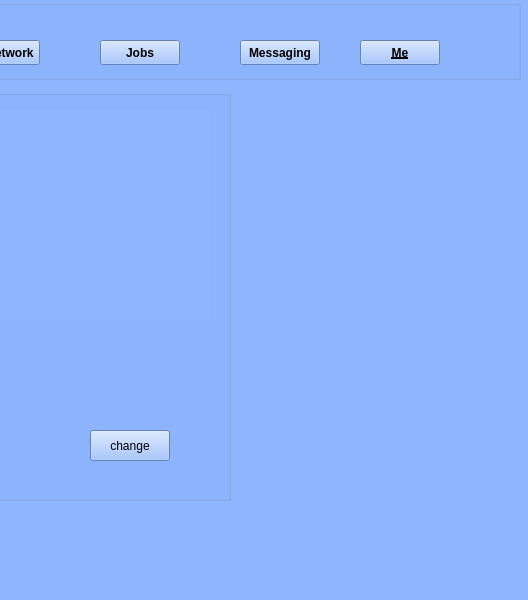
First picture: the form in mecompany.ui, repository white-vessel/eyd-project, before the edit; both pictures show x 440 to 968 and y 0 to 600 of the 968 by 600 pixel window.
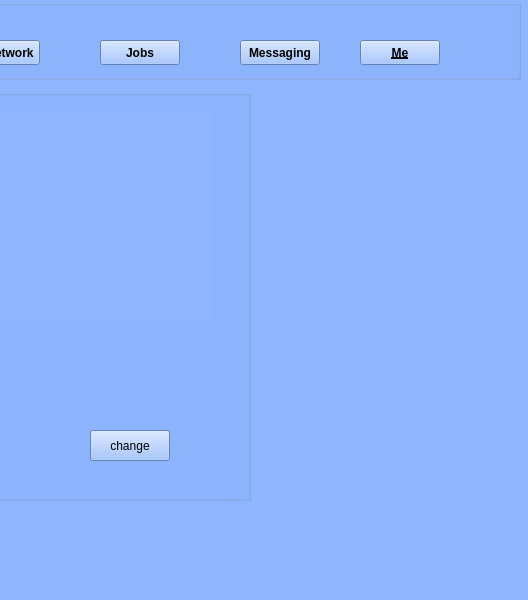
Second picture: the form after the edit. Icons and pictures are not drawn.

Diff of the .ui file:
```diff
--- a/mecompany.ui
+++ b/mecompany.ui
@@ -23,7 +23,7 @@
      <rect>
       <x>20</x>
       <y>90</y>
-      <width>651</width>
+      <width>671</width>
       <height>411</height>
      </rect>
     </property>
```
Left out of the diff: 1 changed line with no effect on the pictures.
